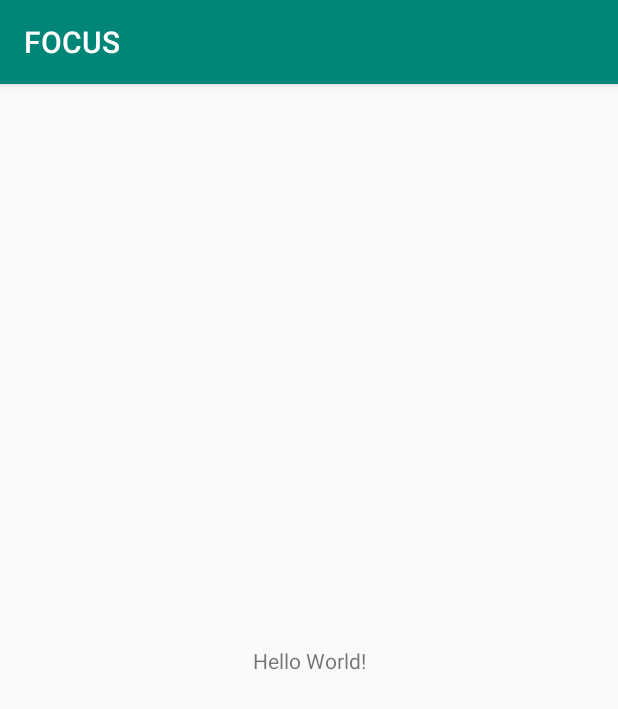
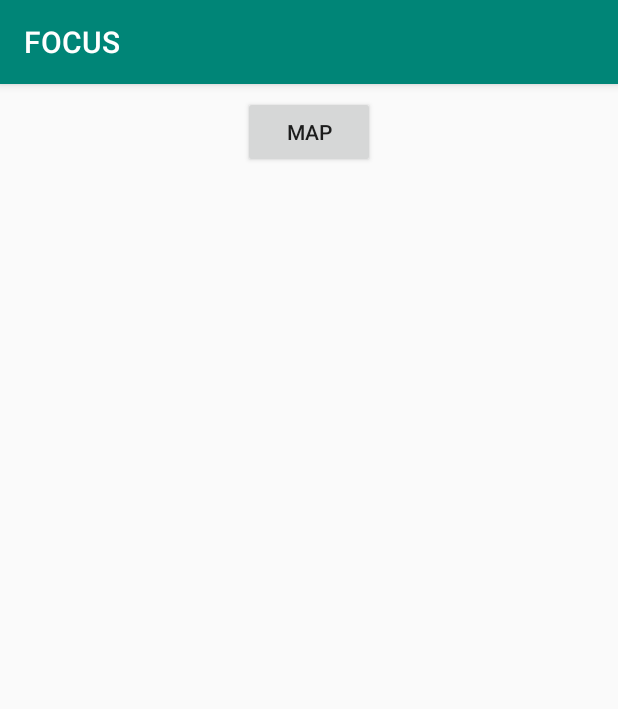
Before and after one commit to ShauryaS99/FOCUS, an Android app: the screen it shows after launch (MainActivity), on a phone screen of 412 x 824 dp. Shown: the top 709 px of the screen. Run offline under Robolectric (Android 15) with nearby library versions, the phone set to English and light mode, and no system bars.

```diff
--- a/app/build.gradle
+++ b/app/build.gradle
@@ -25,4 +25,8 @@ dependencies {
     testImplementation 'junit:junit:4.12'
     androidTestImplementation 'com.android.support.test:runner:1.0.2'
     androidTestImplementation 'com.android.support.test.espresso:espresso-core:3.0.2'
+
+    //Google Play Services
+    implementation 'com.google.android.gms:play-services:12.0.1'
+
 }
--- a/app/src/main/java/com/example/focus/MainActivity.java
+++ b/app/src/main/java/com/example/focus/MainActivity.java
@@ -1,13 +1,59 @@
 package com.example.focus;
 
+import android.app.Dialog;
+import android.content.Intent;
 import android.support.v7.app.AppCompatActivity;
 import android.os.Bundle;
+import android.util.Log;
+import android.view.View;
+import android.widget.Button;
+import android.widget.Toast;
+
+import com.google.android.gms.common.ConnectionResult;
+import com.google.android.gms.common.GoogleApiAvailability;
 
 public class MainActivity extends AppCompatActivity {
+    private static final String TAG = "MainActivity";
+    private static final int ERROR_DIALOG_REQUEST = 9001;
 
     @Override
     protected void onCreate(Bundle savedInstanceState) {
         super.onCreate(savedInstanceState);
         setContentView(R.layout.activity_main);
+
+        if(isServicesOK()){
+            init();
+        }
     }
+
+    private void init(){
+        Button btnMap = findViewById(R.id.btnMap);
+        btnMap.setOnClickListener(new View.OnClickListener() {
+            @Override
+            public void onClick(View view) {
+                Intent intent = new Intent(MainActivity.this, MapActivity.class);
+                startActivity(intent);
+            }
+        });
+    }
+
+    public boolean isServicesOK() {
+        Log.d(TAG, "isServicesOK: checking google services version");
+        int available = GoogleApiAvailability.getInstance().isGooglePlayServicesAvailable(MainActivity.this);
+        if(available == ConnectionResult.SUCCESS){
+            //everything is fine and the user can make map requests
+            Log.d(TAG, "isServicesOK: Google Play Services is working");
+            return true;
+        }
+        else if(GoogleApiAvailability.getInstance().isUserResolvableError(available)){
+            //an error occured but we can resolve it
+            Log.d(TAG, "isServicesOK: an error occured but we can fix it");
+            Dialog dialog = GoogleApiAvailability.getInstance().getErrorDialog(MainActivity.this, available, ERROR_DIALOG_REQUEST);
+            dialog.show();
+        }else{
+            Toast.makeText(this, "You can't make map requests", Toast.LENGTH_SHORT).show();
+        }
+        return false;
+    }
+
 }
--- a/app/src/main/res/layout/activity_main.xml
+++ b/app/src/main/res/layout/activity_main.xml
@@ -6,13 +6,15 @@
     android:layout_height="match_parent"
     tools:context=".MainActivity">
 
-    <TextView
+    <Button
+        android:id="@+id/btnMap"
         android:layout_width="wrap_content"
         android:layout_height="wrap_content"
-        android:text="Hello World!"
-        app:layout_constraintBottom_toBottomOf="parent"
-        app:layout_constraintLeft_toLeftOf="parent"
-        app:layout_constraintRight_toRightOf="parent"
+        android:layout_marginStart="8dp"
+        android:layout_marginTop="8dp"
+        android:layout_marginEnd="8dp"
+        android:text="Map"
+        app:layout_constraintEnd_toEndOf="parent"
+        app:layout_constraintStart_toStartOf="parent"
         app:layout_constraintTop_toTopOf="parent" />
-
 </android.support.constraint.ConstraintLayout>
--- a/app/src/main/res/values/strings.xml
+++ b/app/src/main/res/values/strings.xml
@@ -1,3 +1,4 @@
 <resources>
     <string name="app_name">FOCUS</string>
+    <string name="google_maps_API_key">AIzaSyA4jPh6RX8_FS61c9ijkQ2FOmbj1u8DXqc</string>
 </resources>
--- a/build.gradle
+++ b/build.gradle
@@ -18,6 +18,9 @@ allprojects {
     repositories {
         google()
         jcenter()
+        maven {
+            url "https://maven.google.com"
+        }
 
     }
 }
```
Also changed, not shown: app/src/main/AndroidManifest.xml (+15 -0 lines), app/src/main/java/com/example/focus/MapActivity.java (added, +93 -0 lines), app/src/main/res/layout/activity_map.xml (added, +17 -0 lines).
